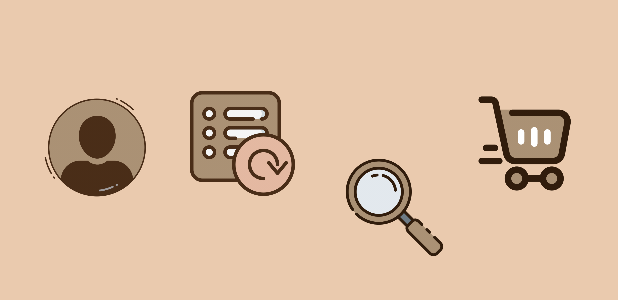
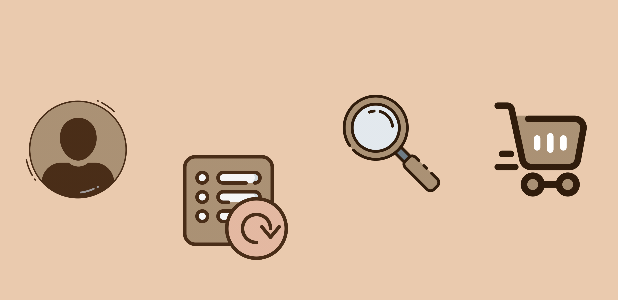
Before and after one commit to nursakinah24/EveryCoffee, an Android app: the layout activity_user_home.xml on its own in the app's theme, with its tools: preview values and no code run, on a phone screen of 412 x 824 dp. Shown: the top 300 px of the screen. Run offline under Robolectric (Android 15) with nearby library versions, the light colour scheme and no system bars.

Commit message:
fix user home layout

```diff
--- a/app/src/main/AndroidManifest.xml
+++ b/app/src/main/AndroidManifest.xml
@@ -10,6 +10,9 @@
         android:roundIcon="@mipmap/ic_launcher_round"
         android:supportsRtl="true"
         tools:replace="android:icon">
+        <activity
+            android:name=".UserOrderHistory"
+            android:exported="false" />
         <activity
             android:name=".OrderConfirmation"
             android:exported="false" />
--- a/app/src/main/res/layout/activity_register.xml
+++ b/app/src/main/res/layout/activity_register.xml
@@ -14,7 +14,7 @@
         android:background="@drawable/box"
         android:ems="10"
         android:hint="Enter Password"
-        android:inputType="textVisiblePassword|textPassword"
+        android:inputType="textPassword"
         android:paddingLeft="10dp"
         android:textColor="@color/chocolate"
         app:layout_constraintBottom_toBottomOf="parent"
--- a/app/src/main/res/layout/activity_user_home.xml
+++ b/app/src/main/res/layout/activity_user_home.xml
@@ -13,9 +13,11 @@
         android:layout_width="70dp"
         android:layout_height="70dp"
         app:layout_constraintBottom_toTopOf="@+id/recycler_menu"
-            app:layout_constraintEnd_toStartOf="@+id/imageView7"
+        app:layout_constraintEnd_toEndOf="parent"
+        app:layout_constraintHorizontal_bias="0.046"
         app:layout_constraintStart_toStartOf="parent"
         app:layout_constraintTop_toTopOf="parent"
+        app:layout_constraintVertical_bias="0.515"
         app:srcCompat="@drawable/userprofile" />
 
     <ImageView
@@ -24,38 +26,37 @@
         android:layout_height="70dp"
         app:layout_constraintBottom_toTopOf="@+id/recycler_menu"
         app:layout_constraintEnd_toEndOf="parent"
-            app:layout_constraintHorizontal_bias="0.923"
+        app:layout_constraintHorizontal_bias="0.953"
         app:layout_constraintStart_toStartOf="parent"
         app:layout_constraintTop_toTopOf="parent"
-            app:layout_constraintVertical_bias="0.484"
+        app:layout_constraintVertical_bias="0.515"
         app:srcCompat="@drawable/cart" />
 
     <ImageView
         android:id="@+id/imageView4"
         android:layout_width="70dp"
         android:layout_height="70dp"
-            android:layout_marginStart="228dp"
-            android:layout_marginBottom="16dp"
+        android:layout_marginStart="34dp"
         app:layout_constraintBottom_toTopOf="@+id/recycler_menu"
         app:layout_constraintEnd_toStartOf="@+id/imageView3"
         app:layout_constraintHorizontal_bias="0.0"
-            app:layout_constraintStart_toStartOf="parent"
+        app:layout_constraintStart_toEndOf="@+id/imageView7"
         app:layout_constraintTop_toTopOf="parent"
-            app:layout_constraintVertical_bias="0.941"
+        app:layout_constraintVertical_bias="0.484"
         app:srcCompat="@drawable/searchproduct" />
 
     <ImageView
         android:id="@+id/imageView7"
         android:layout_width="70dp"
         android:layout_height="70dp"
+        android:layout_marginBottom="16dp"
         app:layout_constraintBottom_toTopOf="@+id/recycler_menu"
-            app:layout_constraintEnd_toStartOf="@+id/imageView4"
-            app:layout_constraintHorizontal_bias="0.803"
+        app:layout_constraintEnd_toEndOf="parent"
+        app:layout_constraintHorizontal_bias="0.357"
         app:layout_constraintStart_toStartOf="parent"
         app:layout_constraintTop_toTopOf="parent"
-            app:layout_constraintVertical_bias="0.484"
+        app:layout_constraintVertical_bias="0.941"
         app:srcCompat="@drawable/orderhistory" />
-
 
     <androidx.recyclerview.widget.RecyclerView
         android:id="@+id/recycler_menu"
--- a/gradle.properties
+++ b/gradle.properties
@@ -18,4 +18,4 @@ android.useAndroidX=true
 # Enables namespacing of each library's R class so that its R class includes only the
 # resources declared in the library itself and none from the library's dependencies,
 # thereby reducing the size of the R class for that library
-android.nonTransitiveRClass=true
+android.enableJetifier=true
```
Also changed, not shown: app/src/main/java/com/example/everycoffee/UserOrderHistory.java (added, +14 -0 lines), app/src/main/res/layout/activity_user_order_history.xml (added, +9 -0 lines). Lines whose indentation alone changed are shown as unchanged.
